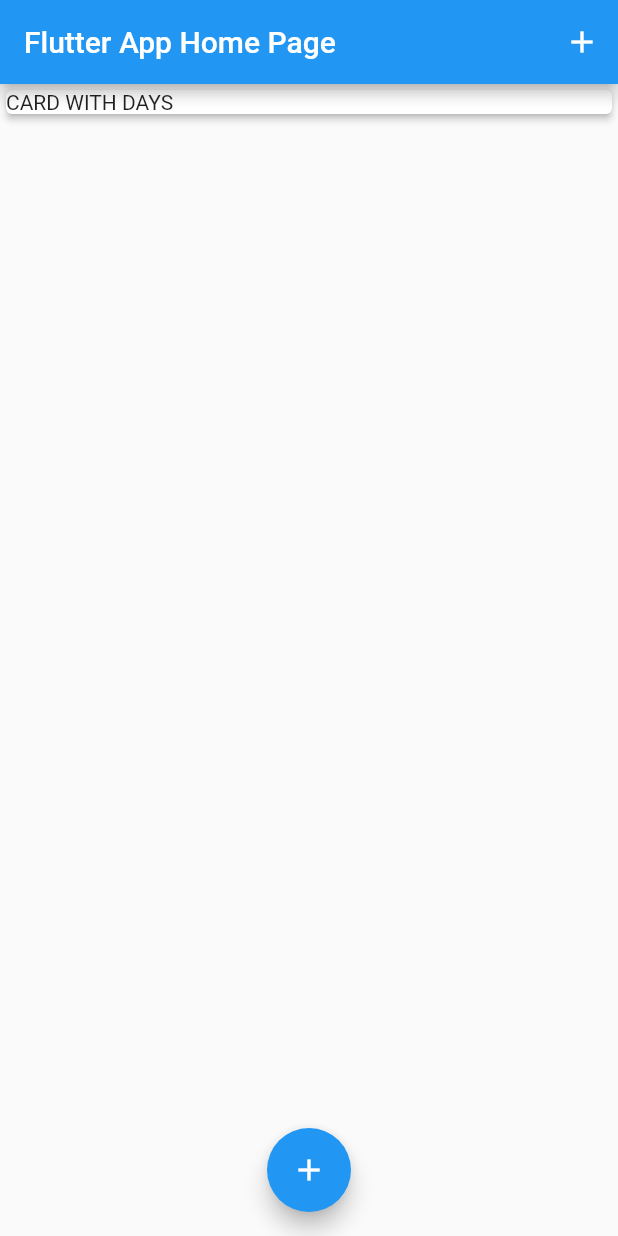
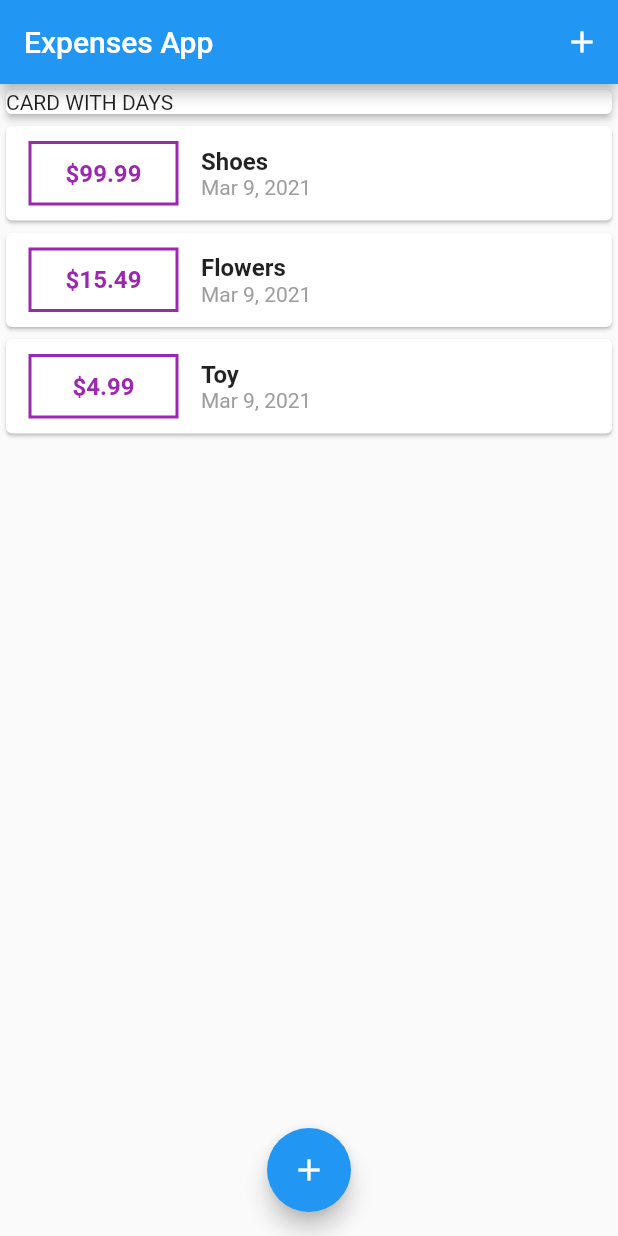
Before and after one commit to timagixe/personal_expenses, a Flutter app: the screen it shows after launch, on a phone screen of 412 x 824 dp. Run offline on Flutter 3.47's test engine with Material 2 defaults, Android fonts, the phone set to English and light mode, and no system bars.

Commit message:
Add initial transactions; Change app title

```diff
--- a/lib/main.dart
+++ b/lib/main.dart
@@ -10,7 +10,7 @@ class MyApp extends StatelessWidget {
   @override
   Widget build(BuildContext context) {
     return MaterialApp(
-      title: 'Flutter App',
+      title: 'Expenses App',
       home: MyHomePage(),
     );
   }
@@ -22,7 +22,23 @@ class MyHomePage extends StatefulWidget {
 }
 
 class _MyHomePageState extends State<MyHomePage> {
-  final List<Transaction> _userTransactions = [];
+  final List<Transaction> _userTransactions = [
+    Transaction(
+      title: 'Shoes',
+      amount: 99.99,
+      date: DateTime.now(),
+    ),
+    Transaction(
+      title: 'Flowers',
+      amount: 15.49,
+      date: DateTime.now(),
+    ),
+    Transaction(
+      title: 'Toy',
+      amount: 4.99,
+      date: DateTime.now(),
+    ),
+  ];
 
   void _addNewTransaction(String title, double amount) {
     final newTransaction = Transaction(
@@ -50,7 +66,7 @@ class _MyHomePageState extends State<MyHomePage> {
   Widget build(BuildContext context) {
     return Scaffold(
       appBar: AppBar(
-        title: Text('Flutter App Home Page'),
+        title: Text('Expenses App'),
         actions: [
           IconButton(
             icon: Icon(Icons.add),
```
